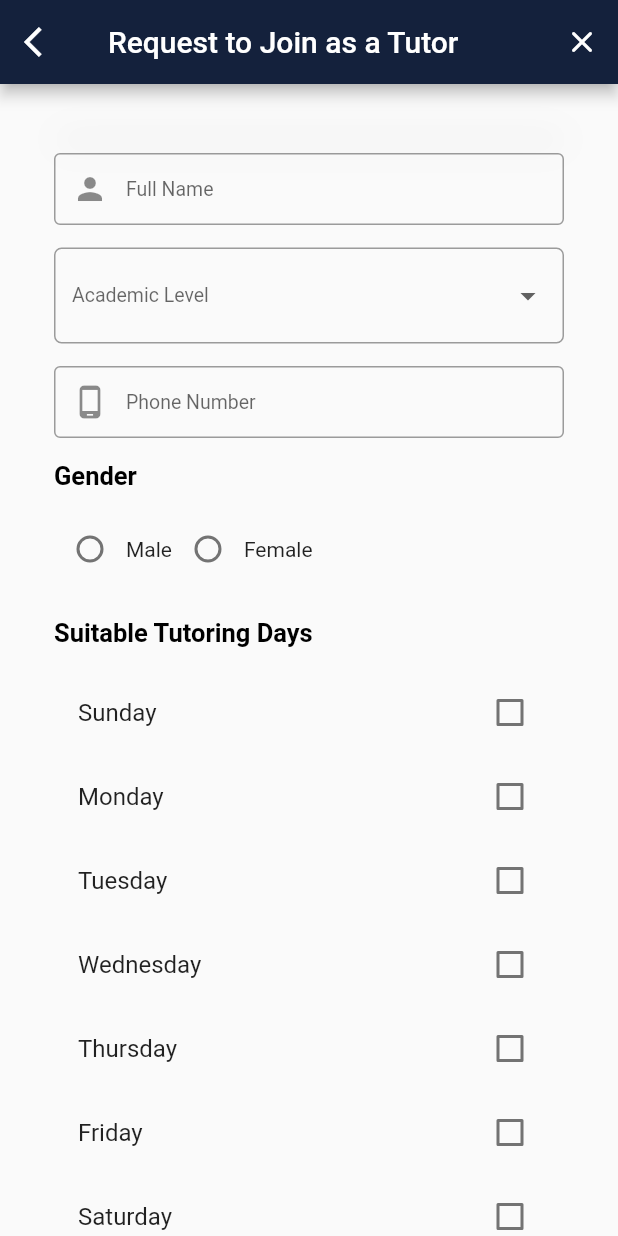
After one commit to soomy1997/MaarefahProject, a Flutter app: the JoinTutorPage screen opened directly, on a phone screen of 412 x 824 dp. The commit adds this screen. Run offline on Flutter 3.47's test engine with Material 2 defaults, Android fonts, the phone set to English and light mode, and no system bars; our stand-ins replace flutter_countdown_timer.

Commit message:
join as uitor

```diff
--- /dev/null
+++ b/lib/join_as_tutor.dart
@@ -0,0 +1,314 @@
+import 'package:flutter/material.dart';
+import 'constants.dart';
+
+void main() {
+  runApp(JoinTutor());
+}
+
+class JoinTutor extends StatelessWidget {
+  @override
+  Widget build(BuildContext context) {
+    return MaterialApp(
+      debugShowCheckedModeBanner: false,
+      title: 'Join Us as a Tutor',
+      theme: ThemeData(
+        primarySwatch: Colors.orange,
+        visualDensity: VisualDensity.adaptivePlatformDensity,
+      ),
+      home: JoinTutorPage(title: 'Join Us as a Tutor'),
+    );
+  }
+}
+
+class JoinTutorPage extends StatefulWidget {
+  JoinTutorPage({Key key, this.title}) : super(key: key);
+  final String title;
+
+  @override
+  _JoinTutorPage createState() => _JoinTutorPage();
+}
+
+class _JoinTutorPage extends State<JoinTutorPage> {
+  TextStyle style = TextStyle(fontFamily: 'Montserrat', fontSize: 20.0);
+  String valueChoose;
+  List listItems = ["4th", "5th", "6th", "7th", "8th", "9th", "10th"];
+  String genderGroupValue = '';
+  //checkboxes
+  bool _sunChecked = false;
+  bool _monChecked = false;
+  bool _tueChecked = false;
+  bool _wedChecked = false;
+  bool _thuChecked = false;
+  bool _friChecked = false;
+  bool _satChecked = false;
+
+  bool _sixChecked = false;
+  bool _sevenChecked = false;
+  bool _eightChecked = false;
+  bool _nineChecked = false;
+
+  @override
+  Widget build(BuildContext context) {
+    final nameFeild = TextField(
+        obscureText: false,
+        style: h5,
+        decoration: textInputDecoratuon.copyWith(
+            hintText: 'Full Name', prefixIcon: Icon(Icons.person)));
+    final phoneField = TextField(
+        obscureText: false,
+        keyboardType: TextInputType.number,
+        style: h5,
+        decoration: textInputDecoratuon.copyWith(
+            hintText: 'Phone Number',
+            prefixIcon: Icon(Icons.phone_android_outlined)));
+    final loginButon = Material(
+      elevation: 5.0,
+      borderRadius: BorderRadius.circular(10.0),
+      color: Color(0xffF9A21B),
+      child: MaterialButton(
+        minWidth: MediaQuery.of(context).size.width,
+        padding: EdgeInsets.fromLTRB(30.0, 15.0, 20.0, 15.0),
+        onPressed: () {},
+        child: Text("Request",
+            textAlign: TextAlign.center, style: yellowButtonsTextStyle),
+      ),
+    );
+//arrow_back_ios
+    return Scaffold(
+      appBar: AppBar(
+        backgroundColor: Color(0xff14213C),
+        actions: [
+          IconButton(
+              icon: Icon(Icons.close_rounded, color: Colors.white),
+              onPressed: () => {})
+        ],
+        leading: Icon(Icons.arrow_back_ios, color: Colors.white),
+        title: Text("Request to Join as a Tutor",
+            style: TextStyle(color: Colors.white)),
+      ),
+      body: SingleChildScrollView(
+        child: Padding(
+          padding: const EdgeInsets.all(36.0),
+          child: Column(
+            crossAxisAlignment: CrossAxisAlignment.center,
+            mainAxisAlignment: MainAxisAlignment.center,
+            children: <Widget>[
+              Container(
+                decoration: BoxDecoration(
+                  color: Colors.white,
+                  boxShadow: [
+                    BoxShadow(
+                        color: Colors.grey,
+                        blurRadius: 20.0,
+                        spreadRadius: 0.5,
+                        offset: Offset(1.0, 1.0)),
+                  ],
+                ),
+              ),
+              SizedBox(height: 10.0),
+              nameFeild,
+              SizedBox(height: 15.0),
+              DropdownButtonFormField(
+                decoration: InputDecoration(
+                    border: OutlineInputBorder(
+                        borderRadius: BorderRadius.all(Radius.circular(5.0)))),
+                hint: Text('Academic Level'),
+                icon: Icon(Icons.arrow_drop_down),
+                style: h5,
+                isExpanded: true,
+                value: valueChoose,
+                onChanged: (newValue) {
+                  setState(() {
+                    valueChoose = newValue;
+                  });
+                },
+                items: listItems.map((valueItem) {
+                  return DropdownMenuItem(
+                    value: valueItem,
+                    child: Text('Academic Level: ' + valueItem),
+                  );
+                }).toList(),
+              ),
+              SizedBox(height: 15.0),
+              phoneField,
+              SizedBox(
+                height: 15.0,
+              ),
+              SizedBox(
+                height: 20.0,
+                width: double.infinity,
+                child: Text("Gender", textAlign: TextAlign.left, style: h4),
+              ),
+              SizedBox(height: 15),
+              Container(
+                alignment: Alignment.topLeft,
+                width: double.infinity,
+                height: 55,
+                child: Row(
+                    mainAxisAlignment: MainAxisAlignment.start,
+                    children: <Widget>[
+                      Radio(
+                          value: 'Male',
+                          groupValue: genderGroupValue,
+                          activeColor: Colors.orange,
+                          onChanged: (val) {
+                            genderGroupValue = val;
+                            setState(() {});
+                          }),
+                      Text('Male'),
+                      Radio(
+                          value: 'Female',
+                          groupValue: genderGroupValue,
+                          activeColor: Colors.orange,
+                          onChanged: (val) {
+                            genderGroupValue = val;
+                            setState(() {});
+                          }),
+                      Text('Female'),
+                    ]),
+              ),
+              SizedBox(height: 15),
+              SizedBox(
+                height: 20.0,
+                width: double.infinity,
+                child: Text("Suitable Tutoring Days",
+                    textAlign: TextAlign.left, style: h4),
+              ),
+              SizedBox(height: 15),
+              new CheckboxListTile(
+                  title: Text("Sunday"),
+                  value: _sunChecked,
+                  activeColor: Colors.orange,
+                  onChanged: (bool value) {
+                    setState(() {
+                      _sunChecked = value;
+                    });
+                  }),
+              new CheckboxListTile(
+                  title: Text("Monday"),
+                  value: _monChecked,
+                  activeColor: Colors.orange,
+                  onChanged: (bool value) {
+                    setState(() {
+                      _monChecked = value;
+                    });
+                  }),
+              new CheckboxListTile(
+                  title: Text("Tuesday"),
+                  value: _tueChecked,
+                  activeColor: Colors.orange,
+                  onChanged: (bool value) {
+                    setState(() {
+                      _tueChecked = value;
+                    });
+                  }),
+              new CheckboxListTile(
+                  title: Text("Wednesday"),
+                  value: _wedChecked,
+                  activeColor: Colors.orange,
+                  onChanged: (bool value) {
+                    setState(() {
+                      _wedChecked = value;
+                    });
+                  }),
+              new CheckboxListTile(
+                  title: Text("Thursday"),
+                  value: _thuChecked,
+                  activeColor: Colors.orange,
+                  onChanged: (bool value) {
+                    setState(() {
+                      _thuChecked = value;
+                    });
+                  }),
+              new CheckboxListTile(
+                  title: Text("Friday"),
+                  value: _friChecked,
+                  activeColor: Colors.orange,
+                  onChanged: (bool value) {
+                    setState(() {
+                      _friChecked = value;
+                    });
+                  }),
+              new CheckboxListTile(
+                  title: Text("Saturday"),
+                  value: _satChecked,
+                  activeColor: Colors.orange,
+                  onChanged: (bool value) {
+                    setState(() {
+                      _satChecked = value;
+                    });
+                  }),
+              SizedBox(height: 15.0),
+              SizedBox(
+                height: 20.0,
+                width: double.infinity,
+                child: Text("Suitable time(s) fr holding the session",
+                    textAlign: TextAlign.left, style: h4),
+              ),
+              SizedBox(height: 15.0),
+              new CheckboxListTile(
+                  title: Text("6 PM"),
+                  value: _sixChecked,
+                  activeColor: Colors.orange,
+                  onChanged: (bool value) {
+                    setState(() {
+                      _sixChecked = value;
+                    });
+                  }),
+              new CheckboxListTile(
+                  title: Text("7 PM"),
+                  value: _sevenChecked,
+                  activeColor: Colors.orange,
+                  onChanged: (bool value) {
+                    setState(() {
+                      _sevenChecked = value;
+                    });
+                  }),
+              new CheckboxListTile(
+                  title: Text("8 PM"),
+                  value: _eightChecked,
+                  activeColor: Colors.orange,
+                  onChanged: (bool value) {
+                    setState(() {
+                      _eightChecked = value;
+                    });
+                  }),
+              new CheckboxListTile(
+                  title: Text("9 PM"),
+                  value: _nineChecked,
+                  activeColor: Colors.orange,
+                  onChanged: (bool value) {
+                    setState(() {
+                      _nineChecked = value;
+                    });
+                  }),
+              SizedBox(height: 15.0),
+              SizedBox(
+                height: 20.0,
+                width: double.infinity,
+                child: Text("Overview of your teaching method",
+                    textAlign: TextAlign.left, style: h4),
+              ),
+              SizedBox(height: 15.0),
+              TextField(
+                maxLines: 9,
+                style: h5,
+                decoration: textInputDecoratuon.copyWith(
+                    hintText: "Enter your text here"),
+                keyboardType: TextInputType.multiline,
+              ),
+              SizedBox(height: 35.0),
+              loginButon,
+              SizedBox(
+                height: 35.0,
+              ),
+              SizedBox(
+                height: 35.0,
+              ),
+            ],
+          ),
+        ),
+      ),
+    );
+  }
+}
--- a/lib/reset.dart
+++ b/lib/reset.dart
@@ -110,7 +110,6 @@ class _MyHomePageState extends State<ResetHomePage> {
         if (!validateStructure(input)) {
           return "The Password must be at least 7 character and include a combination of uppercase , lowercase letters & numbers";
         }
-
         return null;
       },
       style: TextStyle(fontSize: 18),
--- a/lib/send_email.dart
+++ b/lib/send_email.dart
@@ -24,19 +24,34 @@ class SendEmail extends StatelessWidget {
 class SendEmailPage extends StatefulWidget {
   SendEmailPage({Key key, this.title}) : super(key: key);
   final String title;
-
   @override
   _SendEmailPage createState() => _SendEmailPage();
 }
 
 class _SendEmailPage extends State<SendEmailPage> {
+  final TextEditingController emailController = TextEditingController();
+  final formKey = GlobalKey<FormState>();
+  var email = "";
+
   @override
   Widget build(BuildContext context) {
-    final emailField = TextField(
+    final emailField = TextFormField(
         obscureText: false,
+        validator: (input) {
+          email = input;
+          if (input.isEmpty) {
+            return "this field is required";
+          }
+          if (!validateStructure(input)) {
+            return "Please enter your email address in theis format \nyourname@exampl.com";
+          }
+          return null;
+        },
+        controller: emailController,
         style: h5,
         decoration: textInputDecoratuon.copyWith(
             hintText: 'Email', prefixIcon: Icon(Icons.email)));
+
     final sendEmailButton = Material(
       elevation: 5.0,
       borderRadius: BorderRadius.circular(10.0),
@@ -44,7 +59,7 @@ class _SendEmailPage extends State<SendEmailPage> {
       child: MaterialButton(
         minWidth: MediaQuery.of(context).size.width,
         padding: EdgeInsets.fromLTRB(30.0, 15.0, 20.0, 15.0),
-        onPressed: () {},
+        onPressed: _submit,
         child: Text(
           "Send",
           textAlign: TextAlign.center,
@@ -108,4 +123,24 @@ class _SendEmailPage extends State<SendEmailPage> {
       ),
     );
   }
+
+  _submit() {
+    if (formKey.currentState.validate()) {
+      formKey.currentState.save();
+      // here code
+    }
+    if (emailController.text.length < 7) {
+      /*setState(() {
+        password="Password Must be at least 7 numbers";
+        textColor=Colors.red;
+      });*/
+    }
+  }
+
+  bool validateStructure(String value) {
+    String pattern =
+        r"^[a-zA-Z0-9.a-zA-Z0-9.!#$%&'*+-/=?^_`{|}~]+@[a-zA-Z0-9]+\.[a-zA-Z]+";
+    RegExp regExp = new RegExp(pattern);
+    return regExp.hasMatch(value);
+  }
 }
--- a/pubspec.yaml
+++ b/pubspec.yaml
@@ -23,6 +23,7 @@ environment:
 dependencies:
   flutter:
     sdk: flutter
+
 
   # The following adds the Cupertino Icons font to your application.
   # Use with the CupertinoIcons class for iOS style icons.
```
Also changed, not shown: pubspec.lock.
